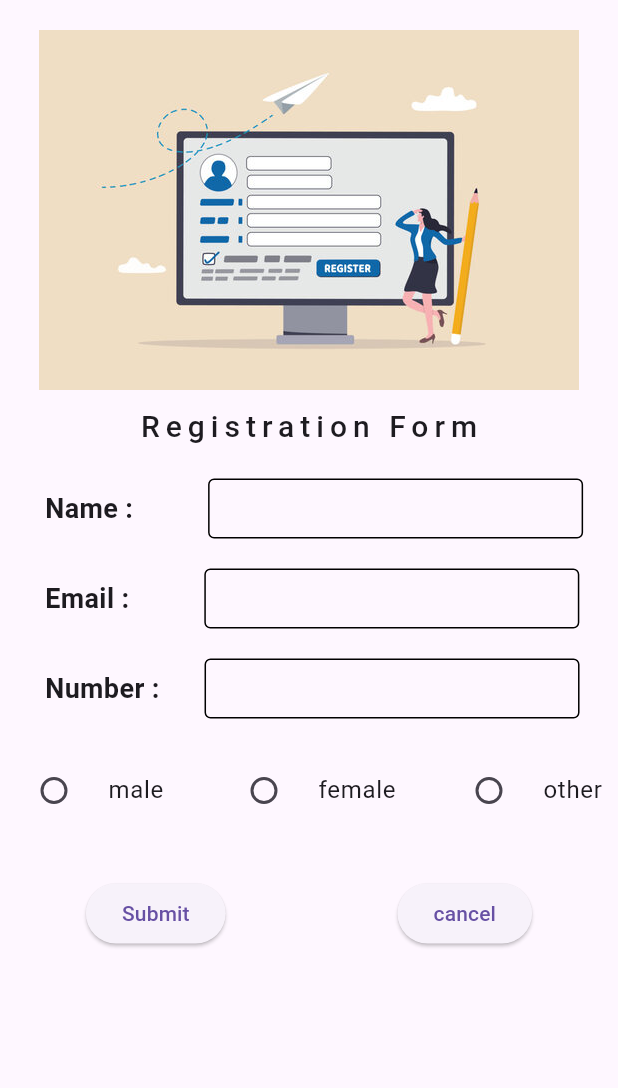
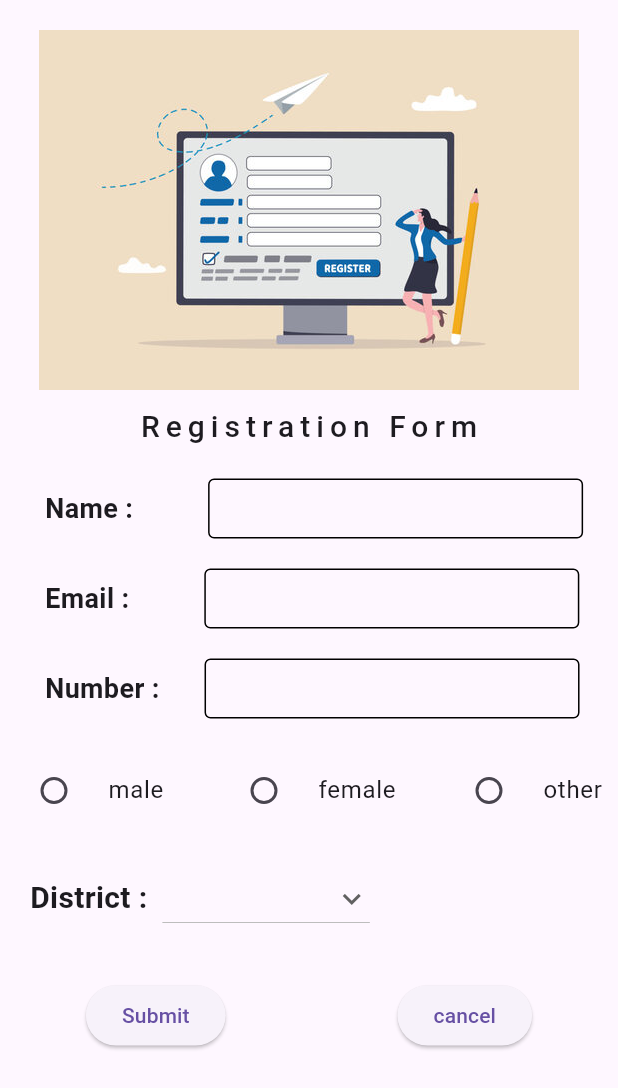
Before and after one commit to Fuaad81/regitstration_form, a Flutter app: the screen it shows after launch, on a phone screen of 412 x 824 dp. Shown: the top 1088 px of the screen. Run offline on Flutter 3.47's test engine with Material 3 defaults, Android fonts, the phone set to English and light mode, and no system bars.

Commit message:
registration_form

```diff
--- a/lib/home.dart
+++ b/lib/home.dart
@@ -10,6 +10,16 @@ class Register extends StatefulWidget {
 }
 
 class _RegisterState extends State<Register> {
+
+String dropvalue = 'select';
+
+  var district = [
+    'malappuram',
+    'kozhikode',
+    'trissur',
+    'kollam',
+    'kotayam'
+  ];
   var name = TextEditingController();
   var email = TextEditingController();
   var num = TextEditingController();
@@ -160,6 +170,36 @@ class _RegisterState extends State<Register> {
                 ),
               ),
             ),
+            Row(
+              children: [
+                Padding(
+                  padding: const EdgeInsets.only(left: 20,top: 20),
+                  child: Text('District :',style: TextStyle(
+                    fontWeight: FontWeight.bold,
+                    fontSize: 20
+                    ),),
+                ),
+                Padding(
+                  padding: const EdgeInsets.only(left: 10,top: 20),
+                  child: DropdownButton(
+                    icon: Icon(Icons.keyboard_arrow_down),
+                    value: dropvalue,
+                    items: district.map((String district) {
+                      return DropdownMenuItem(
+                        value: district,
+                        child: Text(district,style: TextStyle(
+                          fontSize: 20,
+                          fontWeight: FontWeight.bold
+                        ),));
+                    }).toList(),
+                     onChanged: (String? newValue){
+                      setState(() {
+                        dropvalue = newValue!;
+                      });
+                     }),
+                )
+              ],
+            ),
             Padding(
               padding: const EdgeInsets.only(top: 30),
               child: Row(
```
